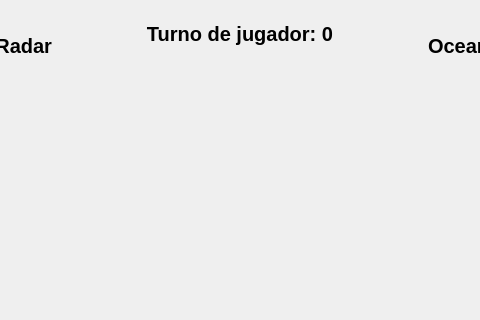
Qt form batalla_naval_poo/mainwindow.ui (Fede-T/TP3_POO) before a commit; both pictures show x 260 to 740 and y 0 to 320 of the 1000 by 562 pixel window.
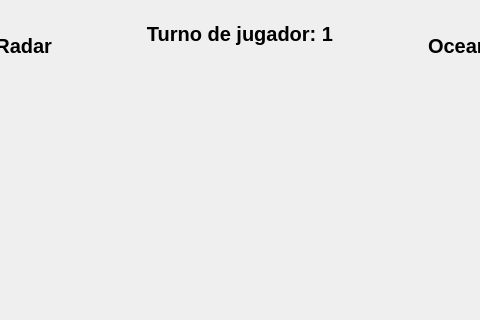
The same form after that commit.

```diff
--- a/batalla_naval_poo/mainwindow.ui
+++ b/batalla_naval_poo/mainwindow.ui
@@ -81,7 +81,7 @@
          </font>
         </property>
         <property name="text">
-         <string>Turno de jugador: 0</string>
+         <string>Turno de jugador: 1</string>
         </property>
         <property name="alignment">
          <set>Qt::AlignCenter</set>
```
